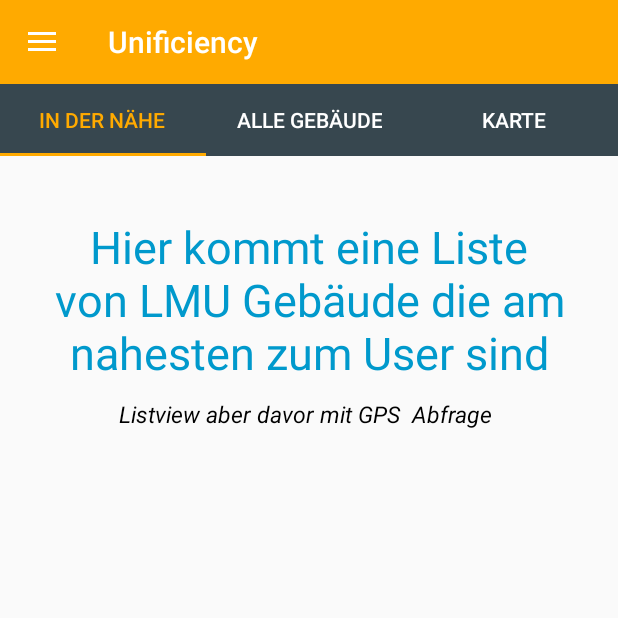
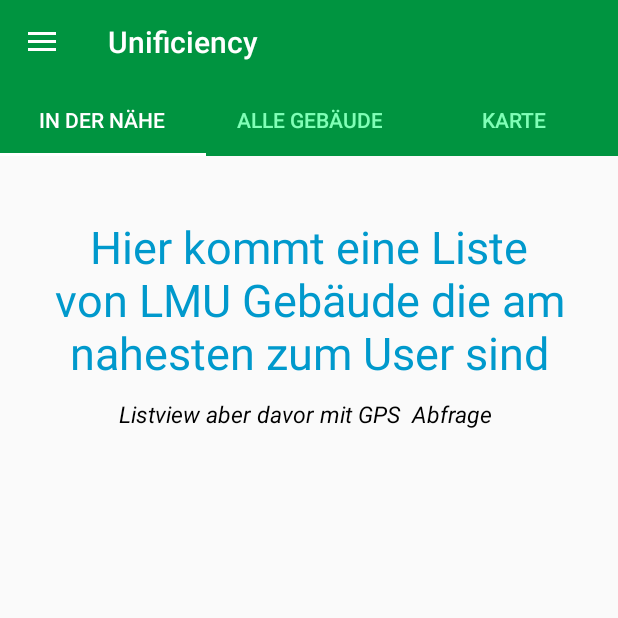
Before and after one commit to zhenhaoli/Unificiency, an Android app: the screen it shows after launch (MainActivity), after a tap on "Gebäude", on a phone screen of 412 x 824 dp, the top half of it. Run offline under Robolectric (Android 15) with nearby library versions, the phone set to English and light mode, and no system bars; 1 other tap on this screen came first.

Commit message:
changed to lmu corp color

```diff
--- a/UnificiencyAndroid/app/src/main/java/lmu/de/unificiencyandroid/MainActivity.java
+++ b/UnificiencyAndroid/app/src/main/java/lmu/de/unificiencyandroid/MainActivity.java
@@ -36,7 +36,7 @@ public class MainActivity extends AppCompatActivity{
 
         mFragmentManager = getSupportFragmentManager();
         mFragmentTransaction = mFragmentManager.beginTransaction();
-        mFragmentTransaction.replace(R.id.containerView,new TabFragment()).commit();
+        mFragmentTransaction.replace(R.id.containerView,new BuildingsFragment()).commit();
         /**
          * Setup click events on the Navigation View Items.
          */
--- a/UnificiencyAndroid/app/src/main/java/lmu/de/unificiencyandroid/view/BuildingsFragment.java
+++ b/UnificiencyAndroid/app/src/main/java/lmu/de/unificiencyandroid/view/BuildingsFragment.java
@@ -11,10 +11,7 @@ import android.view.LayoutInflater;
 import android.view.View;
 import android.view.ViewGroup;
 
-import lmu.de.unificiencyandroid.PrimaryFragment;
 import lmu.de.unificiencyandroid.R;
-import lmu.de.unificiencyandroid.SocialFragment;
-import lmu.de.unificiencyandroid.UpdatesFragment;
 
 public class BuildingsFragment extends Fragment {
 
--- a/UnificiencyAndroid/app/src/main/res/layout/activity_main.xml
+++ b/UnificiencyAndroid/app/src/main/res/layout/activity_main.xml
@@ -10,7 +10,7 @@
         xmlns:android="http://schemas.android.com/apk/res/android"
         android:layout_width="match_parent"
         android:layout_height="wrap_content"
-        android:background="@color/orange"
+        android:background="@color/lmugreen"
         android:id="@+id/toolbar"
         android:theme="@style/ThemeOverlay.AppCompat.Dark.ActionBar"
         app:title="@string/app_name" />
--- a/UnificiencyAndroid/app/src/main/res/layout/buildings_tab.xml
+++ b/UnificiencyAndroid/app/src/main/res/layout/buildings_tab.xml
@@ -11,10 +11,10 @@
         android:id="@+id/buildings_tab"
         app:tabGravity="fill"
         app:tabMode="fixed"
-        android:background="@color/material_blue_grey_800"
-        app:tabIndicatorColor="@color/orange"
-        app:tabSelectedTextColor="@color/orange"
-        app:tabTextColor="@color/white"
+        android:background="@color/lmugreen"
+        app:tabIndicatorColor="@color/white"
+        app:tabSelectedTextColor="@color/white"
+        app:tabTextColor="@color/greenbright"
         android:layout_width="match_parent"
         android:layout_height="wrap_content">
     </android.support.design.widget.TabLayout>
--- a/UnificiencyAndroid/app/src/main/res/values/colors.xml
+++ b/UnificiencyAndroid/app/src/main/res/values/colors.xml
@@ -5,5 +5,6 @@
     <color name="black">#000</color>
     <color name="orange">#FA0</color>
     <color name="white">#FFF</color>
-
+    <color name="lmugreen">#009440</color>
+    <color name="greenbright">#80ffb7</color>
 </resources>
--- a/UnificiencyAndroid/app/src/main/res/values/styles.xml
+++ b/UnificiencyAndroid/app/src/main/res/values/styles.xml
@@ -3,7 +3,7 @@
     <!-- Base application theme. -->
     <style name="AppTheme" parent="Theme.AppCompat.Light.NoActionBar">
         <!-- Customize your theme here. -->
-        <item name="colorPrimary">@color/orange</item>
-        <item name="colorPrimaryDark">@android:color/holo_orange_dark</item>
+        <item name="colorPrimary">@color/lmugreen</item>
+        <item name="colorPrimaryDark">@android:color/holo_green_dark</item>
     </style>
 </resources>
```
